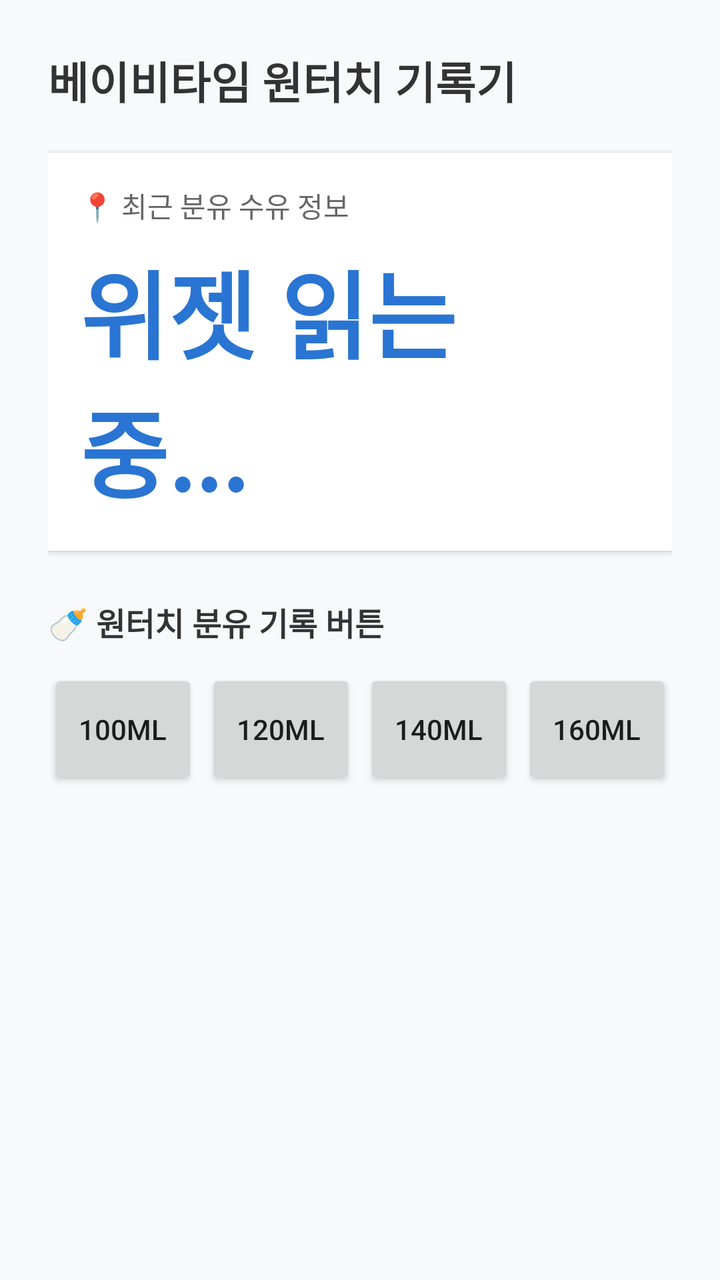
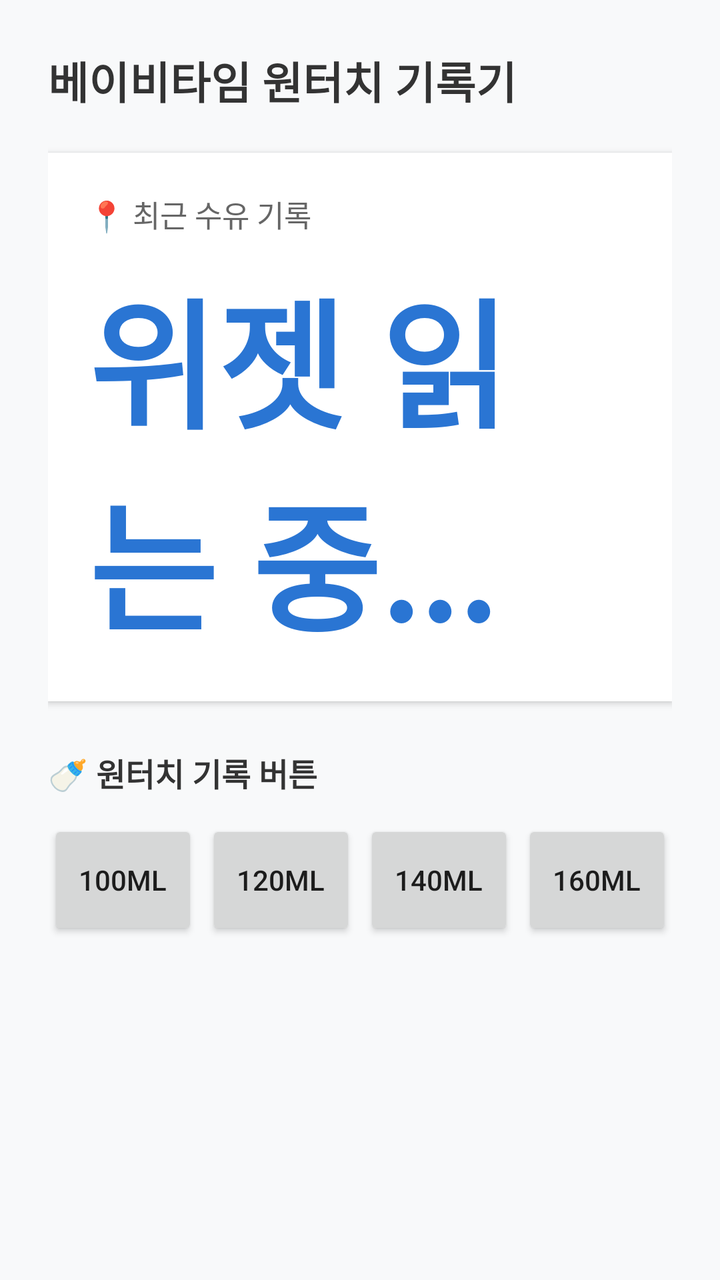

Two renders of the same Android screen: before a commit and after it. Below are the layout's source before the change and the commit's diff.
<!-- AndroidManifest.xml: application theme android:Theme.Material.Light -->
<!-- res/layout/activity_main.xml -->
<?xml version="1.0" encoding="utf-8"?>
<LinearLayout xmlns:android="http://schemas.android.com/apk/res/android"
    android:layout_width="match_parent"
    android:layout_height="match_parent"
    android:orientation="vertical"
    android:padding="24dp"
    android:background="#F8F9FA">

    <TextView
        android:layout_width="wrap_content"
        android:layout_height="wrap_content"
        android:text="베이비타임 원터치 기록기"
        android:textSize="22sp"
        android:textStyle="bold"
        android:textColor="#333333"
        android:layout_marginBottom="20dp" />

    
    <LinearLayout
        android:layout_width="match_parent"
        android:layout_height="wrap_content"
        android:orientation="vertical"
        android:padding="16dp"
        android:background="#FFFFFF"
        android:elevation="2dp"
        android:layout_marginBottom="24dp">

        <TextView
            android:layout_width="wrap_content"
            android:layout_height="wrap_content"
            android:text="📍 최근 분유 수유 정보"
            android:textSize="14sp"
            android:textColor="#666666" />

        <TextView
            android:id="@+id/resultTextView"
            android:layout_width="wrap_content"
            android:layout_height="wrap_content"
            android:text="위젯 읽는 중..."
            android:textSize="48sp"
            android:textStyle="bold"
            android:textColor="#2A75D3"
            android:layout_marginTop="8dp" />
    </LinearLayout>

    <TextView
        android:layout_width="wrap_content"
        android:layout_height="wrap_content"
        android:text="🍼 원터치 분유 기록 버튼"
        android:textSize="16sp"
        android:textStyle="bold"
        android:textColor="#333333"
        android:layout_marginBottom="12dp" />

    
    <LinearLayout
        android:layout_width="match_parent"
        android:layout_height="wrap_content"
        android:orientation="horizontal"
        android:weightSum="4">

        <Button
            android:id="@+id/btn100"
            android:layout_width="0dp"
            android:layout_height="60dp"
            android:layout_weight="1"
            android:text="100ml"
            android:layout_marginEnd="4dp" />

        <Button
            android:id="@+id/btn120"
            android:layout_width="0dp"
            android:layout_height="60dp"
            android:layout_weight="1"
            android:text="120ml"
            android:layout_marginEnd="4dp" />

        <Button
            android:id="@+id/btn140"
            android:layout_width="0dp"
            android:layout_height="60dp"
            android:layout_weight="1"
            android:text="140ml"
            android:layout_marginEnd="4dp" />

        <Button
            android:id="@+id/btn160"
            android:layout_width="0dp"
            android:layout_height="60dp"
            android:layout_weight="1"
            android:text="160ml" />
    </LinearLayout>

</LinearLayout>
<!-- resources referenced by this layout -->
<resources>

</resources>

<!-- the commit's change to res/layout/activity_main.xml (unified diff, before → after) -->
@@ -20,7 +20,7 @@
         android:layout_width="match_parent"
         android:layout_height="wrap_content"
         android:orientation="vertical"
-        android:padding="16dp"
+        android:padding="20dp"
         android:background="#FFFFFF"
         android:elevation="2dp"
         android:layout_marginBottom="24dp">
@@ -28,8 +28,8 @@
         <TextView
             android:layout_width="wrap_content"
             android:layout_height="wrap_content"
-            android:text="📍 최근 분유 수유 정보"
-            android:textSize="14sp"
+            android:text="📍 최근 수유 기록"
+            android:textSize="15sp"
             android:textColor="#666666" />
 
         <TextView
@@ -37,22 +37,21 @@
             android:layout_width="wrap_content"
             android:layout_height="wrap_content"
             android:text="위젯 읽는 중..."
-            android:textSize="48sp"
+            android:textSize="70sp"
             android:textStyle="bold"
             android:textColor="#2A75D3"
-            android:layout_marginTop="8dp" />
+            android:layout_marginTop="10dp" />
     </LinearLayout>
 
     <TextView
         android:layout_width="wrap_content"
         android:layout_height="wrap_content"
-        android:text="🍼 원터치 분유 기록 버튼"
+        android:text="🍼 원터치 기록 버튼"
         android:textSize="16sp"
         android:textStyle="bold"
         android:textColor="#333333"
         android:layout_marginBottom="12dp" />
 
-    
     <LinearLayout
         android:layout_width="match_parent"
         android:layout_height="wrap_content"
